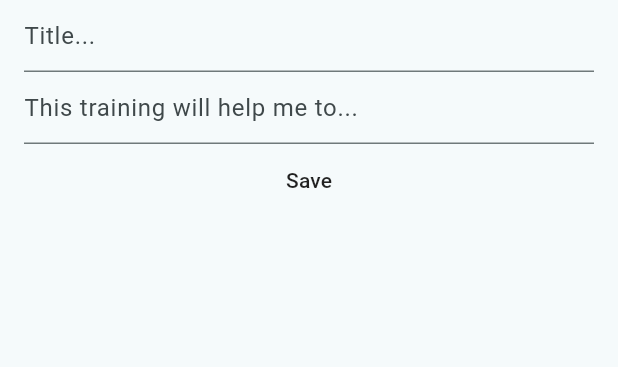
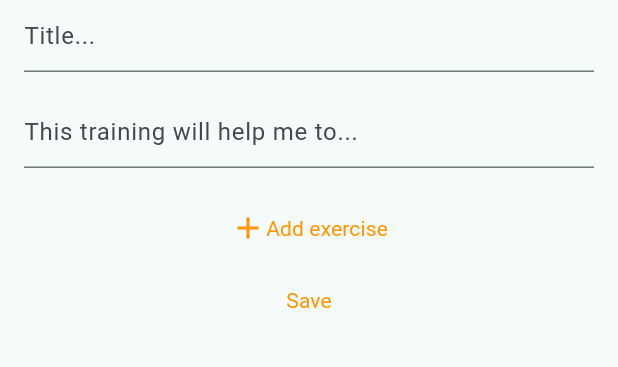
Before and after one commit to G3nD4/flutter_trainigs_diary, a Flutter app: the EditTrainingScreen screen opened directly, on a phone screen of 412 x 824 dp, the part 84-451 px from its top. Run offline on Flutter 3.47's test engine with Material 2 defaults, Android fonts, the phone set to English and light mode, and no system bars; our stand-ins replace bloc, flutter_bloc, shared_preferences; accounts and stored records are empty.

Commit message:
feat[app]: created exercise editing modal window

```diff
--- a/lib/trainings/bloc/trainings_event.dart
+++ b/lib/trainings/bloc/trainings_event.dart
@@ -9,5 +9,3 @@ class AddTrainingEvent extends TrainingsEvent {
 
   AddTrainingEvent(this.training);
 }
-
-class EditTrainingEvent extends TrainingsEvent {}
--- a/lib/trainings/screens/edit_training_screen.dart
+++ b/lib/trainings/screens/edit_training_screen.dart
@@ -1,10 +1,13 @@
 import 'package:flutter/material.dart';
 import 'package:sport_app/common_widgets/common_appbar.dart';
+import 'package:sport_app/trainings/widgets/exercise_edit_dialog.dart';
 import 'package:sport_app/utils/models/exercise_model.dart';
 import 'package:sport_app/utils/models/training_plan_model.dart';
 
 class EditTrainingScreen extends StatefulWidget {
-  const EditTrainingScreen({super.key});
+  final TrainingPlan? training;
+
+  const EditTrainingScreen({super.key, this.training});
 
   @override
   State<EditTrainingScreen> createState() => _EditTrainingScreenState();
@@ -20,8 +23,10 @@ class _EditTrainingScreenState extends State<EditTrainingScreen> {
   @override
   void initState() {
     super.initState();
-    _titleController = TextEditingController();
-    _descriptionController = TextEditingController();
+    _titleController = TextEditingController(text: widget.training?.title);
+    _descriptionController =
+        TextEditingController(text: widget.training?.description);
+    _exercises.addAll(widget.training?.exercises ?? []);
   }
 
   @override
@@ -42,6 +47,7 @@ class _EditTrainingScreenState extends State<EditTrainingScreen> {
                 _title = value;
               },
             ),
+            const SizedBox(height: 16.0),
             TextFormField(
               decoration: const InputDecoration(
                   hintText: 'This training will help me to...'),
@@ -50,17 +56,47 @@ class _EditTrainingScreenState extends State<EditTrainingScreen> {
                 _description = value;
               },
             ),
+            const SizedBox(height: 16.0),
+            MaterialButton(
+              onPressed: () async {
+                await showModalBottomSheet(
+                    context: context,
+                    builder: (context) => const ExerciseEditDialog());
+              },
+              child: const Row(
+                mainAxisAlignment: MainAxisAlignment.center,
+                children: [
+                  Icon(Icons.add, color: Colors.orange),
+                  Text(
+                    'Add exercise',
+                    style: TextStyle(
+                      color: Colors.orange,
+                      fontWeight: FontWeight.w400,
+                    ),
+                  ),
+                ],
+              ),
+            ),
             MaterialButton(
               onPressed: () {
                 if (context.mounted) {
-                  Navigator.pop(context, TrainingPlan(
-                    title: _title,
-                    description: _description,
-                    exercises: _exercises,
-                  ),);
+                  Navigator.pop(
+                    context,
+                    TrainingPlan(
+                      title: _title,
+                      description: _description,
+                      exercises: _exercises,
+                    ),
+                  );
                 }
               },
-              child: const Text('Save'),
+              child: const Text(
+                'Save',
+                style: TextStyle(
+                  color: Colors.orange,
+                  fontWeight: FontWeight.w400,
+                ),
+              ),
             )
           ],
         ),
--- a/lib/trainings/screens/trainings_screen.dart
+++ b/lib/trainings/screens/trainings_screen.dart
@@ -1,7 +1,6 @@
 import 'package:flutter/material.dart';
 import 'package:sport_app/trainings/bloc/trainings_bloc.dart';
 import 'package:sport_app/trainings/widgets/no_trainings.dart';
-import 'package:sport_app/trainings/widgets/title.dart';
 import 'package:sport_app/trainings/widgets/training_widget.dart';
 import 'package:flutter_bloc/flutter_bloc.dart';
 
```
Also changed, not shown: lib/trainings/screens/training_plan_screen.dart (+27 -15 lines), lib/trainings/widgets/exercise_edit_dialog.dart (added, +61 -0 lines).
